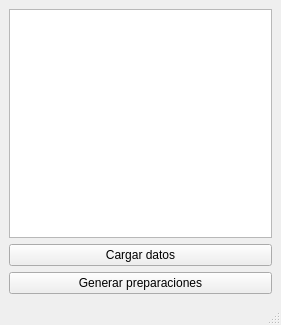
rtorrero/labplanner, file mainwindow.ui: the form before one commit.
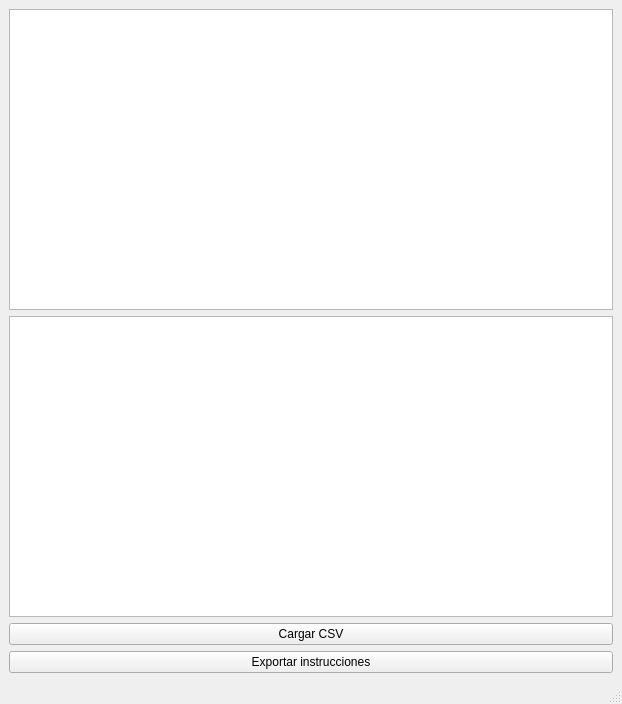
The form after the commit.

What changed in the file:
```diff
--- a/mainwindow.ui
+++ b/mainwindow.ui
@@ -6,8 +6,8 @@
    <rect>
     <x>0</x>
     <y>0</y>
-    <width>281</width>
-    <height>325</height>
+    <width>622</width>
+    <height>704</height>
    </rect>
   </property>
   <property name="windowTitle">
@@ -16,25 +16,24 @@
   <widget class="QWidget" name="centralwidget">
    <layout class="QVBoxLayout" name="verticalLayout_2">
     <item>
-     <layout class="QVBoxLayout" name="verticalLayout">
+     <widget class="QTableView" name="tableView"/>
+    </item>
       <item>
-       <widget class="QTableWidget" name="tableWidget"/>
+     <widget class="QListWidget" name="listWidgetColumns"/>
       </item>
       <item>
-       <widget class="QPushButton" name="btnCargarDatos">
+     <widget class="QPushButton" name="pushButtonLoad">
         <property name="text">
-         <string>Cargar datos</string>
+       <string>Cargar CSV</string>
         </property>
        </widget>
       </item>
       <item>
-       <widget class="QPushButton" name="btnGenerarPreparaciones">
+     <widget class="QPushButton" name="pushButtonExport">
         <property name="text">
-         <string>Generar preparaciones</string>
-        </property>
-       </widget>
-      </item>
-     </layout>
+       <string>Exportar instrucciones</string>
+      </property>
+     </widget>
     </item>
    </layout>
   </widget>
```
Left out of the diff: 12 changed lines with no effect on the pictures. Lines whose indentation alone changed are shown as unchanged.
